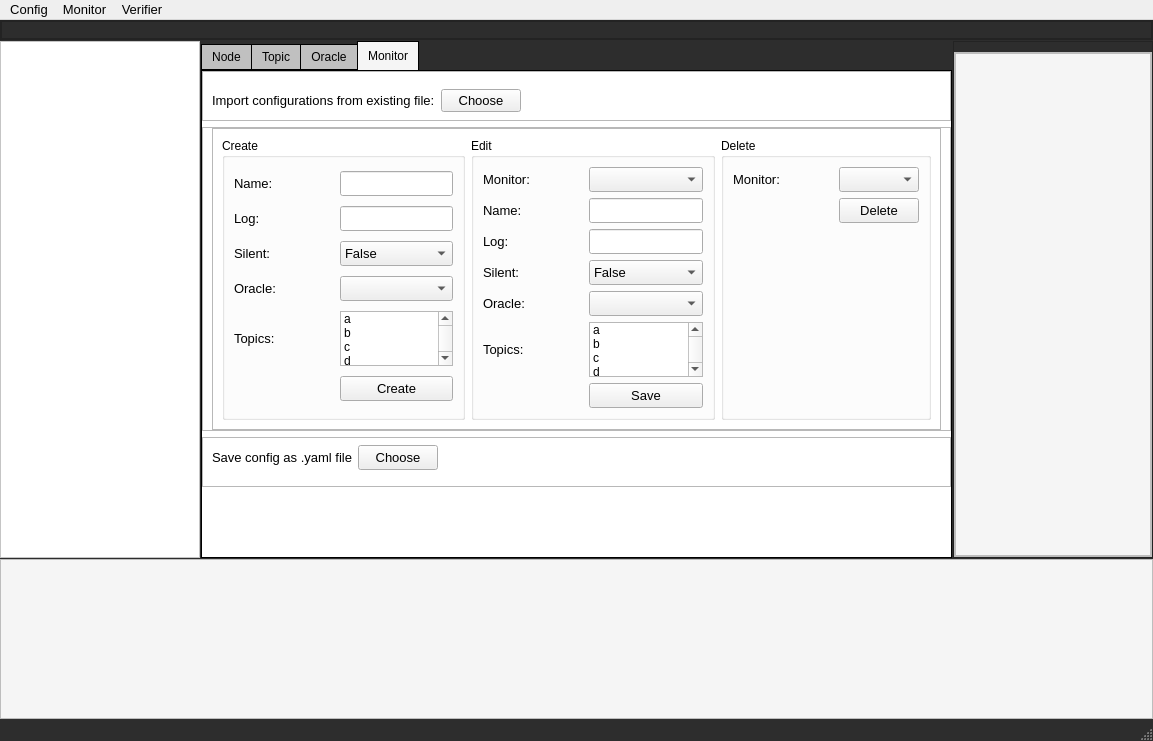
Qt form ui/rv_tool_v1_7.ui (hcanergun/valu3s_tool) before a commit.
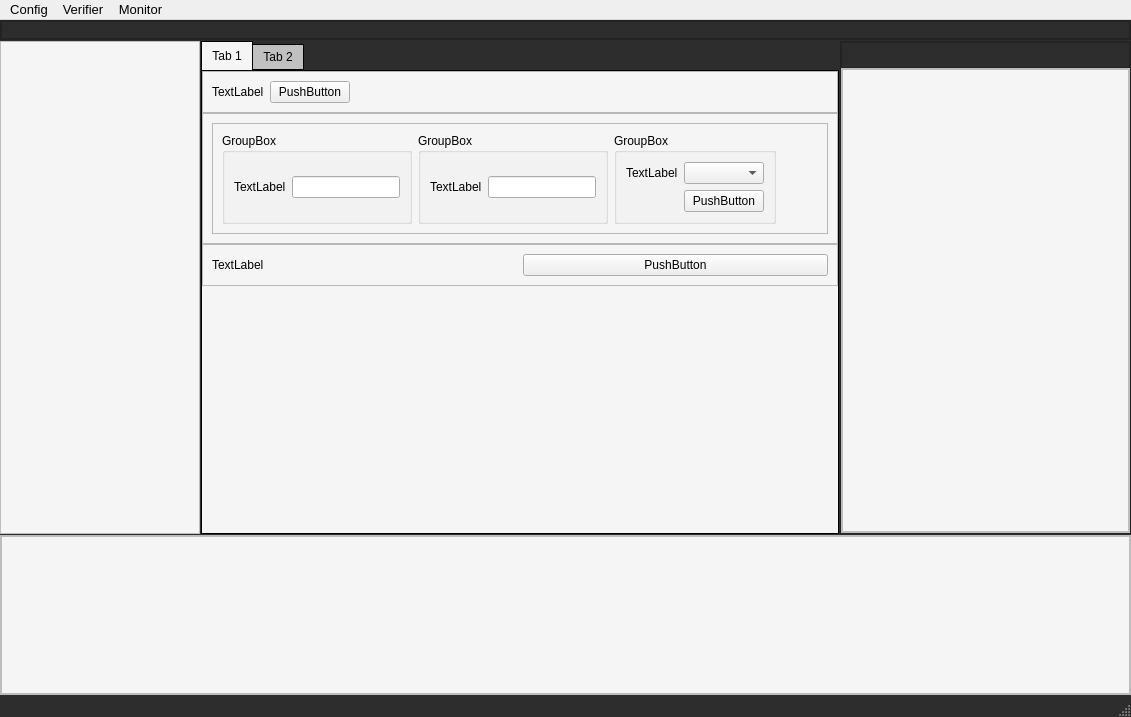
The same form after that commit. The open tabs and pages were chosen to show the change.

Commit message: Gui Verifier Components Added

Diff of the .ui file:
```diff
--- a/ui/rv_tool_v1_7.ui
+++ b/ui/rv_tool_v1_7.ui
@@ -6,8 +6,8 @@
    <rect>
     <x>0</x>
     <y>0</y>
-    <width>1153</width>
-    <height>741</height>
+    <width>1131</width>
+    <height>688</height>
    </rect>
   </property>
   <property name="palette">
@@ -480,7 +480,7 @@
        </palette>
       </property>
       <property name="currentIndex">
-       <number>0</number>
+       <number>1</number>
       </property>
       <widget class="QWidget" name="W_Config">
        <layout class="QHBoxLayout" name="horizontalLayout_2">
@@ -508,7 +508,7 @@
            </size>
           </property>
           <property name="styleSheet">
-           <string notr="true">background-color: rgb(255, 255, 255);</string>
+           <string notr="true">background-color: #F5F5F5;</string>
           </property>
           <property name="frameShape">
            <enum>QFrame::StyledPanel</enum>
@@ -546,10 +546,9 @@
           <property name="styleSheet">
            <string notr="true">QTabWidget::pane {
     border: 1px solid black;
-    background:white;
+    background:#F5F5F5;
 }
 
-
 QTabWidget::tab-bar:bottom {
     bottom: 1px;
 }
@@ -629,7 +628,7 @@
 </string>
           </property>
           <property name="currentIndex">
-           <number>0</number>
+           <number>3</number>
           </property>
           <widget class="QWidget" name="W_ConfigNodePage">
            <property name="styleSheet">
@@ -2275,16 +2274,16 @@
            </attribute>
            <layout class="QVBoxLayout" name="verticalLayout_14">
             <property name="leftMargin">
-             <number>0</number>
+             <number>11</number>
             </property>
             <property name="topMargin">
-             <number>0</number>
+             <number>11</number>
             </property>
             <property name="rightMargin">
-             <number>0</number>
+             <number>11</number>
             </property>
             <property name="bottomMargin">
-             <number>0</number>
+             <number>11</number>
             </property>
             <item>
              <widget class="QFrame" name="frame_26">
@@ -2302,7 +2301,7 @@
               </property>
               <layout class="QHBoxLayout" name="horizontalLayout_4">
                <property name="bottomMargin">
-                <number>0</number>
+                <number>11</number>
                </property>
                <item>
                 <widget class="QLabel" name="lblMonitorImporttxt">
@@ -2354,10 +2353,10 @@
               </property>
               <layout class="QVBoxLayout" name="verticalLayout_15">
                <property name="topMargin">
-                <number>0</number>
+                <number>11</number>
                </property>
                <property name="bottomMargin">
-                <number>0</number>
+                <number>11</number>
                </property>
                <item>
                 <widget class="QFrame" name="frame_21">
@@ -3043,7 +3042,7 @@
               </property>
               <layout class="QHBoxLayout" name="horizontalLayout_3">
                <property name="topMargin">
-                <number>0</number>
+                <number>11</number>
                </property>
                <item>
                 <widget class="QLabel" name="lblMonitorSaveFile">
@@ -3106,6 +3105,30 @@
                  </property>
                 </spacer>
                </item>
+               <item>
+                <widget class="QLabel" name="lblMonitorGeneratePyFile">
+                 <property name="font">
+                  <font>
+                   <pointsize>10</pointsize>
+                  </font>
+                 </property>
+                 <property name="text">
+                  <string>Generate monitor pyton file:</string>
+                 </property>
+                </widget>
+               </item>
+               <item>
+                <widget class="QPushButton" name="btnMonitorGeneratePyFile">
+                 <property name="font">
+                  <font>
+                   <pointsize>10</pointsize>
+                  </font>
+                 </property>
+                 <property name="text">
+                  <string>Generate</string>
+                 </property>
+                </widget>
+               </item>
               </layout>
              </widget>
             </item>
@@ -3148,7 +3171,7 @@
             <number>0</number>
            </property>
            <property name="topMargin">
-            <number>10</number>
+            <number>0</number>
            </property>
            <property name="rightMargin">
             <number>0</number>
@@ -3161,13 +3184,13 @@
              <property name="minimumSize">
               <size>
                <width>0</width>
-               <height>0</height>
+               <height>26</height>
               </size>
              </property>
              <property name="maximumSize">
               <size>
                <width>16777215</width>
-               <height>16</height>
+               <height>16777215</height>
               </size>
              </property>
              <property name="frameShape">
@@ -3190,6 +3213,9 @@
               <enum>QFrame::Raised</enum>
              </property>
              <layout class="QVBoxLayout" name="verticalLayout_4">
+              <property name="spacing">
+               <number>0</number>
+              </property>
               <property name="leftMargin">
                <number>0</number>
               </property>
@@ -3213,7 +3239,432 @@
         </item>
        </layout>
       </widget>
-      <widget class="QWidget" name="page"/>
+      <widget class="QWidget" name="W_Verifier">
+       <layout class="QHBoxLayout" name="horizontalLayout_5">
+        <property name="spacing">
+         <number>1</number>
+        </property>
+        <property name="leftMargin">
+         <number>0</number>
+        </property>
+        <property name="topMargin">
+         <number>0</number>
+        </property>
+        <property name="rightMargin">
+         <number>0</number>
+        </property>
+        <property name="bottomMargin">
+         <number>0</number>
+        </property>
+        <item>
+         <widget class="QFrame" name="frame_5">
+          <property name="minimumSize">
+           <size>
+            <width>200</width>
+            <height>0</height>
+           </size>
+          </property>
+          <property name="styleSheet">
+           <string notr="true">background-color: #F5F5F5;</string>
+          </property>
+          <property name="frameShape">
+           <enum>QFrame::StyledPanel</enum>
+          </property>
+          <property name="frameShadow">
+           <enum>QFrame::Raised</enum>
+          </property>
+         </widget>
+        </item>
+        <item>
+         <widget class="QTabWidget" name="tabWidget">
+          <property name="styleSheet">
+           <string notr="true">QTabWidget::pane {
+    border: 1px solid black;
+    background:#F5F5F5;
+}
+
+QTabWidget::tab-bar:bottom {
+    bottom: 1px;
+}
+
+QTabWidget::tab-bar:left {
+    right: 1px;
+}
+
+QTabWidget::tab-bar:right {
+    left: 1px;
+}
+
+QTabBar::tab {
+    border: 1px solid black;
+}
+
+QTabBar::tab:selected {
+background-color: #F5F5F5;
+}
+
+QTabBar::tab:!selected {
+    background: silver;
+}
+
+QTabBar::tab:!selected:hover {
+    background: #999;
+}
+
+QTabBar::tab:top:!selected {
+    margin-top: 3px;
+}
+
+QTabBar::tab:bottom:!selected {
+    margin-bottom: 3px;
+}
+
+QTabBar::tab:top, QTabBar::tab:bottom {
+    min-width: 8ex;
+    margin-right: -1px;
+    padding: 5px 10px 5px 10px;
+}
+
+QTabBar::tab:top:selected {
+    border-bottom-color: none;
+}
+
+QTabBar::tab:bottom:selected {
+    border-top-color: none;
+}
+
+QTabBar::tab:top:last, QTabBar::tab:bottom:last,
+QTabBar::tab:top:only-one, QTabBar::tab:bottom:only-one {
+    margin-right: 0;
+}
+
+QTabBar::tab:left:!selected {
+    margin-right: 3px;
+}
+
+QTabBar::tab:right:!selected {
+    margin-left: 3px;
+}
+
+QTabBar::tab:left, QTabBar::tab:right {
+    min-height: 8ex;
+    margin-bottom: -1px;
+    padding: 10px 5px 10px 5px;
+}
+
+QTabBar::tab:left:selected {
+    border-left-color: none;
+}
+
+QTabBar::tab:right:selected {
+    border-right-color: none;
+}
+</string>
+          </property>
+          <property name="currentIndex">
+           <number>0</number>
+          </property>
+          <widget class="QWidget" name="tab">
+           <attribute name="title">
+            <string>Tab 1</string>
+           </attribute>
+           <layout class="QVBoxLayout" name="verticalLayout_16">
+            <property name="spacing">
+             <number>0</number>
+            </property>
+            <property name="leftMargin">
+             <number>0</number>
+            </property>
+            <property name="topMargin">
+             <number>0</number>
+            </property>
+            <property name="rightMargin">
+             <number>0</number>
+            </property>
+            <property name="bottomMargin">
+             <number>20</number>
+            </property>
+            <item>
+             <widget class="QFrame" name="frame_14">
+              <property name="frameShape">
+               <enum>QFrame::StyledPanel</enum>
+              </property>
+              <property name="frameShadow">
+               <enum>QFrame::Raised</enum>
+              </property>
+              <layout class="QHBoxLayout" name="horizontalLayout_8">
+               <item>
+                <widget class="QLabel" name="label_3">
+                 <property name="text">
+                  <string>TextLabel</string>
+                 </property>
+                </widget>
+               </item>
+               <item>
+                <widget class="QPushButton" name="pushButton">
+                 <property name="text">
+                  <string>PushButton</string>
+                 </property>
+                </widget>
+               </item>
+               <item>
+                <spacer name="horizontalSpacer_8">
+                 <property name="orientation">
+                  <enum>Qt::Horizontal</enum>
+                 </property>
+                 <property name="sizeHint" stdset="0">
+                  <size>
+                   <width>40</width>
+                   <height>20</height>
+                  </size>
+                 </property>
+                </spacer>
+               </item>
+              </layout>
+             </widget>
+            </item>
+            <item>
+             <widget class="QFrame" name="frame_16">
+              <property name="frameShape">
+               <enum>QFrame::StyledPanel</enum>
+              </property>
+              <property name="frameShadow">
+               <enum>QFrame::Raised</enum>
+              </property>
+              <layout class="QVBoxLayout" name="verticalLayout_17">
+               <item>
+                <widget class="QFrame" name="frame_19">
+                 <property name="frameShape">
+                  <enum>QFrame::StyledPanel</enum>
+                 </property>
+                 <property name="frameShadow">
+                  <enum>QFrame::Raised</enum>
+                 </property>
+                 <layout class="QHBoxLayout" name="horizontalLayout_6">
+                  <item>
+                   <widget class="QGroupBox" name="groupBox">
+                    <property name="title">
+                     <string>GroupBox</string>
+                    </property>
+                    <layout class="QGridLayout" name="gridLayout_2">
+                     <item row="0" column="0">
+                      <widget class="QLabel" name="label">
+                       <property name="text">
+                        <string>TextLabel</string>
+                       </property>
+                      </widget>
+                     </item>
+                     <item row="0" column="1">
+                      <widget class="QLineEdit" name="lineEdit"/>
+                     </item>
+                    </layout>
+                   </widget>
+                  </item>
+                  <item>
+                   <widget class="QGroupBox" name="groupBox_2">
+                    <property name="title">
+                     <string>GroupBox</string>
+                    </property>
+                    <layout class="QGridLayout" name="gridLayout_3">
+                     <item row="0" column="0">
+                      <widget class="QLabel" name="label_2">
+                       <property name="text">
+                        <string>TextLabel</string>
+                       </property>
+                      </widget>
+                     </item>
+                     <item row="0" column="1">
+                      <widget class="QLineEdit" name="lineEdit_2"/>
+                     </item>
+                    </layout>
+                   </widget>
+                  </item>
+                  <item>
+                   <widget class="QGroupBox" name="groupBox_3">
+                    <property name="title">
+                     <string>GroupBox</string>
+                    </property>
+                    <layout class="QGridLayout" name="gridLayout_4">
+                     <item row="0" column="0">
+                      <widget class="QLabel" name="label_4">
+                       <property name="text">
+                        <string>TextLabel</string>
+                       </property>
+                      </widget>
+                     </item>
+                     <item row="0" column="1">
+                      <widget class="QComboBox" name="comboBox"/>
+                     </item>
+                     <item row="1" column="1">
+                      <widget class="QPushButton" name="pushButton_2">
+                       <property name="text">
+                        <string>PushButton</string>
+                       </property>
+                      </widget>
+                     </item>
+                    </layout>
+                   </widget>
+                  </item>
+                  <item>
+                   <spacer name="horizontalSpacer_7">
+                    <property name="orientation">
+                     <enum>Qt::Horizontal</enum>
+                    </property>
+                    <property name="sizeHint" stdset="0">
+                     <size>
+                      <width>40</width>
+                      <height>20</height>
+                     </size>
+                    </property>
+                   </spacer>
+                  </item>
+                 </layout>
+                </widget>
+               </item>
+              </layout>
+             </widget>
+            </item>
+            <item>
+             <widget class="QFrame" name="frame_17">
+              <property name="frameShape">
+               <enum>QFrame::StyledPanel</enum>
+              </property>
+              <property name="frameShadow">
+               <enum>QFrame::Raised</enum>
+              </property>
+              <layout class="QHBoxLayout" name="horizontalLayout_11">
+               <item>
+                <widget class="QLabel" name="label_5">
+                 <property name="text">
+                  <string>TextLabel</string>
+                 </property>
+                </widget>
+               </item>
+               <item>
+                <widget class="QPushButton" name="pushButton_3">
+                 <property name="text">
+                  <string>PushButton</string>
+                 </property>
+                </widget>
+               </item>
+              </layout>
+             </widget>
+            </item>
+            <item>
+             <spacer name="verticalSpacer_9">
+              <property name="orientation">
+               <enum>Qt::Vertical</enum>
+              </property>
+              <property name="sizeHint" stdset="0">
+               <size>
+                <width>20</width>
+                <height>40</height>
+               </size>
+              </property>
+             </spacer>
+            </item>
+           </layout>
+          </widget>
+          <widget class="QWidget" name="tab_2">
+           <attribute name="title">
+            <string>Tab 2</string>
+           </attribute>
+          </widget>
+         </widget>
+        </item>
+        <item>
+         <widget class="QFrame" name="frame_6">
+          <property name="minimumSize">
+           <size>
+            <width>200</width>
+            <height>0</height>
+           </size>
+          </property>
+          <property name="styleSheet">
+           <string notr="true"/>
+          </property>
+          <property name="frameShape">
+           <enum>QFrame::StyledPanel</enum>
+          </property>
+          <property name="frameShadow">
+           <enum>QFrame::Raised</enum>
+          </property>
+          <layout class="QVBoxLayout" name="verticalLayout_12">
+           <property name="spacing">
+            <number>0</number>
+           </property>
+           <property name="leftMargin">
+            <number>0</number>
+           </property>
+           <property name="topMargin">
+            <number>0</number>
+           </property>
+           <property name="rightMargin">
+            <number>0</number>
+           </property>
+           <property name="bottomMargin">
+            <number>0</number>
+           </property>
+           <item>
+            <widget class="QFrame" name="frame_11">
+             <property name="minimumSize">
+              <size>
+               <width>0</width>
+               <height>26</height>
+              </size>
+             </property>
+             <property name="maximumSize">
+              <size>
+               <width>16777215</width>
+               <height>16777215</height>
+              </size>
+             </property>
+             <property name="frameShape">
+              <enum>QFrame::StyledPanel</enum>
+             </property>
+             <property name="frameShadow">
+              <enum>QFrame::Raised</enum>
+             </property>
+            </widget>
+           </item>
+           <item>
+            <widget class="QFrame" name="frame_12">
+             <property name="styleSheet">
+              <string notr="true">background-color: #F5F5F5;</string>
+             </property>
+             <property name="frameShape">
+              <enum>QFrame::StyledPanel</enum>
+             </property>
+             <property name="frameShadow">
+              <enum>QFrame::Raised</enum>
+             </property>
+             <layout class="QVBoxLayout" name="verticalLayout_13">
+              <property name="spacing">
+               <number>0</number>
+              </property>
+              <property name="leftMargin">
+               <number>0</number>
+              </property>
+              <property name="topMargin">
+               <number>0</number>
+              </property>
+              <property name="rightMargin">
+               <number>0</number>
+              </property>
+              <property name="bottomMargin">
+               <number>0</number>
+              </property>
+              <item>
+               <widget class="QListView" name="listView_2"/>
+              </item>
+             </layout>
+            </widget>
+           </item>
+          </layout>
+         </widget>
+        </item>
+       </layout>
+      </widget>
      </widget>
     </item>
     <item>
@@ -3239,6 +3690,27 @@
       <property name="frameShadow">
        <enum>QFrame::Raised</enum>
       </property>
+      <layout class="QVBoxLayout" name="verticalLayout_11">
+       <property name="leftMargin">
+        <number>0</number>
+       </property>
+       <property name="topMargin">
+        <number>0</number>
+       </property>
+       <property name="rightMargin">
+        <number>0</number>
+       </property>
+       <property name="bottomMargin">
+        <number>0</number>
+       </property>
+       <item>
+        <widget class="QListView" name="listView">
+         <property name="styleSheet">
+          <string notr="true"/>
+         </property>
+        </widget>
+       </item>
+      </layout>
      </widget>
     </item>
    </layout>
@@ -3249,7 +3721,7 @@
     <rect>
      <x>0</x>
      <y>0</y>
-     <width>1153</width>
+     <width>1131</width>
      <height>23</height>
     </rect>
    </property>
@@ -3313,14 +3785,14 @@
    </widget>
    <widget class="QMenu" name="menuMonitor">
     <property name="title">
-     <string>Monitor</string>
-    </property>
-   </widget>
-   <widget class="QMenu" name="menuVerifier">
-    <property name="title">
      <string>Verifier</string>
     </property>
    </widget>
+   <widget class="QMenu" name="menuVerifier">
+    <property name="title">
+     <string>Monitor</string>
+    </property>
+   </widget>
    <addaction name="menuConfig"/>
    <addaction name="menuMonitor"/>
    <addaction name="menuVerifier"/>
```
The commit also changes 4 other files.
